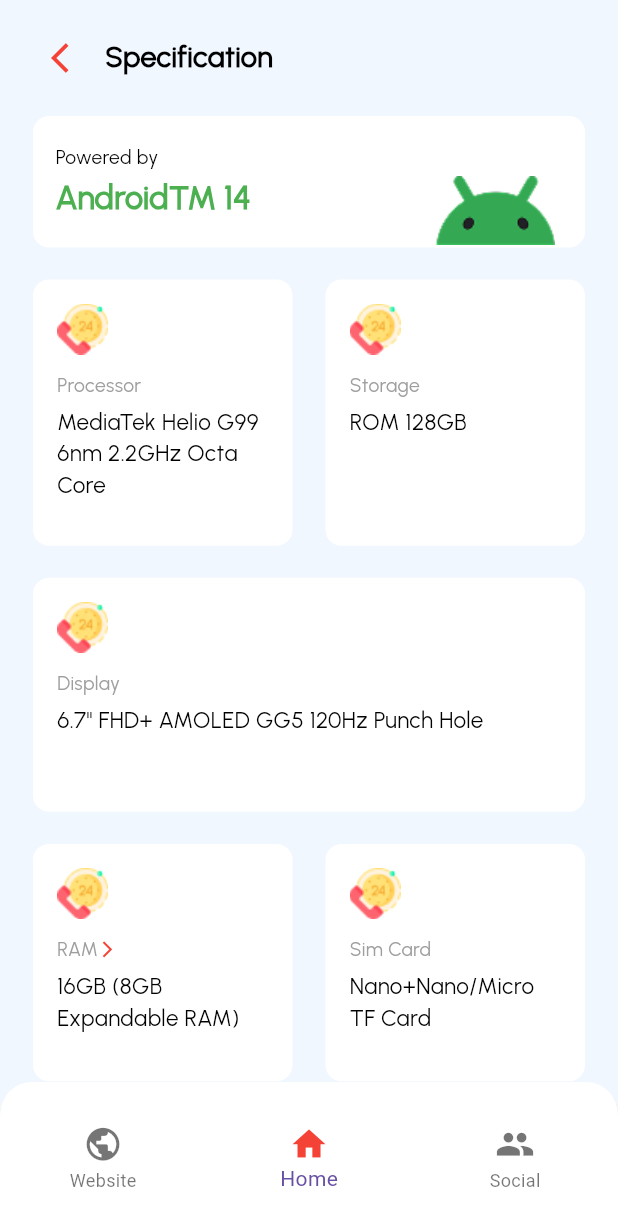
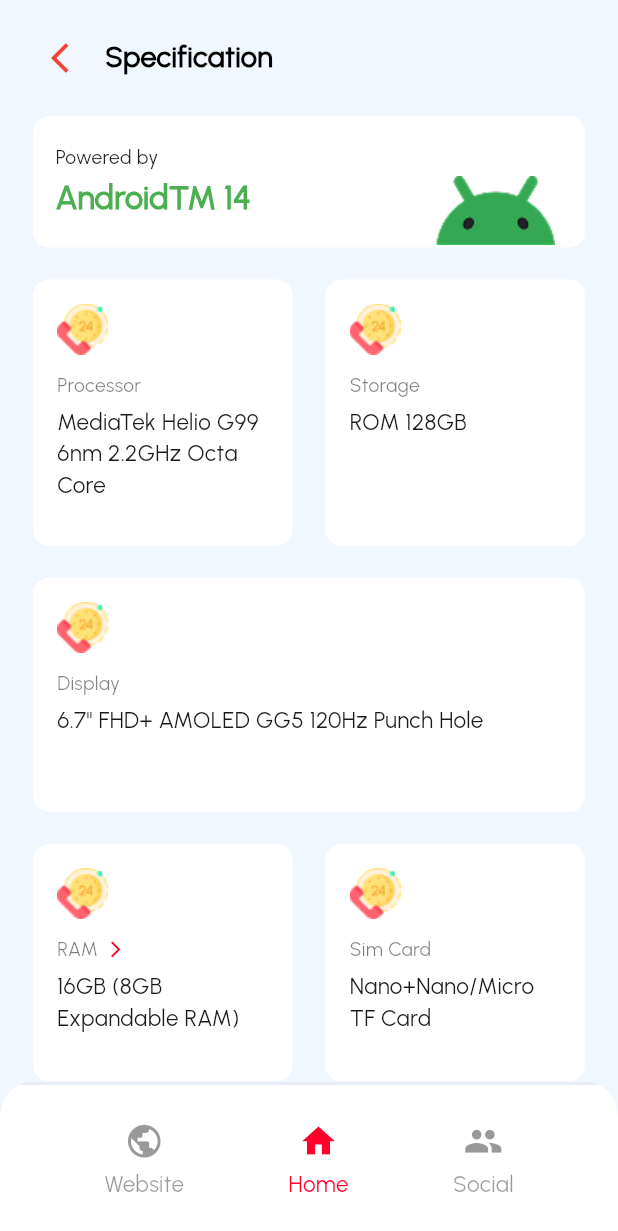
Before and after one commit to nahidhasannoyon/symphony_app, a Flutter app: the SpecificationPage screen opened by its route, on a phone screen of 412 x 824 dp. Shown: the top 1231 px of the screen. Run offline on Flutter 3.47's test engine with Material 3 defaults, Android fonts, the phone set to English and light mode, and no system bars; our stand-ins replace flutter_map, flutter_screenutil, get, latlong2.

Commit message:
feat: update widget styles and colors for improved UI consistency across specification and home modules

```diff
--- a/lib/app/core/constants/colors.dart
+++ b/lib/app/core/constants/colors.dart
@@ -27,12 +27,24 @@
   static const Color cardBgB = Color(0xFF1F2022);
   static Color cardBgRThick = const Color(0xFFE22727).withOpacity(0.8);
   static Color cardBgRThin = const Color(0xFFD92525).withOpacity(0);
+  static Color cardBorder = const Color(0xFF4671FC).withOpacity(0.2);
+
+  /* ------------------------------- Navigation Bar Colors ------------------------------ */
+  static Color navBarBg = const Color(0xFFFFFFFF);
+  static Color navBarBorder = const Color(0xFFE8EEF6);
+  static Color navBarShadow = const Color(0xFF000000).withOpacity(0.15);
+  static Color navBarIconG = const Color(0xFF000000).withOpacity(0.4);
+  static Color navBarIconR = const Color(0xFFFF002B);
+  static Color navBarTextG = const Color(0xFF000000).withOpacity(0.4);
+  static Color navBarTextR = const Color(0xFFFF002B);
 
   /* ------------------------------- Font Colors ------------------------------ */
   static const Color headingText = Color(0xFF000000);
   static const Color subHeadingTextB = Color(0xFF1A1A1A);
   static const Color subHeadingTextW = Color(0xFFFFFFFF);
-  static Color mutedText = const Color(0xFFFFFFFF).withOpacity(0.6);
+  static Color mutedTextW = const Color(0xFFFFFFFF).withOpacity(0.6);
+  static Color mutedTextB = const Color(0xFF000000).withOpacity(0.5);
+  static const Color bodyText = Color(0xFF1F2022);
 
   /* ------------------------------- Button Colors ------------------------------ */
   static const Color buttonBgW = Color(0xFFFFFFFF);
@@ -43,4 +55,5 @@
   static const Color iconB = Color(0xFF000000);
   static const Color iconW = Color(0xFFFFFFFF);
   static const Color iconR = Color(0xFFFF002B);
+  static Color iconG = const Color(0xFF000000).withOpacity(0.4);
 }
--- a/lib/app/core/widgets/bottom_nav_bar_widget.dart
+++ b/lib/app/core/widgets/bottom_nav_bar_widget.dart
@@ -1,5 +1,9 @@
 import 'package:flutter/material.dart';
 import 'package:flutter_screenutil/flutter_screenutil.dart';
+import 'package:get/get.dart';
+import 'package:symphony_app/app/core/constants/colors.dart';
+import 'package:symphony_app/app/core/widgets/cus_text_widget.dart';
+import 'package:symphony_app/app/routes/home_routes.dart';
 
 class BottomNavBarWidget extends StatelessWidget {
   const BottomNavBarWidget({
@@ -15,46 +19,93 @@
       ),
       child: Container(
         height: 96.h,
-        decoration: const BoxDecoration(
-          color: Colors.white,
+        decoration: BoxDecoration(
+          border: Border(
+            top: BorderSide(
+              color: AppColor.navBarBorder,
+              width: 2,
+            ),
+          ),
+          color: AppColor.navBarBg,
           boxShadow: [
             BoxShadow(
-              color: Colors.black12,
-              blurRadius: 1,
-              offset: Offset(0, 10),
+              color: AppColor.navBarShadow,
+              blurRadius: 15,
+              spreadRadius: 0,
+              offset: const Offset(0, -6),
             ),
           ],
         ),
-        child: BottomNavigationBar(
-          backgroundColor: Colors.white,
-          items: [
-            BottomNavigationBarItem(
-              icon: Icon(
+        child: Row(
+          mainAxisAlignment: MainAxisAlignment.spaceEvenly,
+          children: [
+            GestureDetector(
+              onTap: () {
+                // Navigation logic for Website
+              },
+              child: Column(
+                mainAxisAlignment: MainAxisAlignment.center,
+                children: [
+                  Icon(
                     Icons.public,
                     size: 24.w,
+                    color: AppColor.navBarIconG,
                   ),
-              label: 'Website',
+                  const SizedBox(height: 4),
+                  CustomTextWidget(
+                    text: 'Website',
+                    color: AppColor.navBarTextG,
+                    fontSize: 14.sp,
+                    fontWeight: FontWeight.w500,
                   ),
-            BottomNavigationBarItem(
-              icon: Icon(
+                ],
+              ),
+            ),
+            GestureDetector(
+              onTap: () {
+                Get.offAllNamed(HomeRoutes.home);
+              },
+              child: Column(
+                mainAxisAlignment: MainAxisAlignment.center,
+                children: [
+                  Icon(
                     Icons.home,
                     size: 24.w,
-                color: Colors.red,
+                    color: AppColor.navBarIconR,
                   ),
-              label: 'Home',
+                  const SizedBox(height: 4),
+                  CustomTextWidget(
+                    text: 'Home',
+                    color: AppColor.navBarTextR,
+                    fontSize: 14.sp,
+                    fontWeight: FontWeight.w500,
                   ),
-            BottomNavigationBarItem(
-              icon: Icon(
+                ],
+              ),
+            ),
+            GestureDetector(
+              onTap: () {
+                // Navigation logic for Social
+              },
+              child: Column(
+                mainAxisAlignment: MainAxisAlignment.center,
+                children: [
+                  Icon(
                     Icons.people,
                     size: 24.w,
+                    color: AppColor.navBarIconG,
                   ),
-              label: 'Social',
+                  const SizedBox(height: 4),
+                  CustomTextWidget(
+                    text: 'Social',
+                    color: AppColor.navBarTextG,
+                    fontSize: 14.sp,
+                    fontWeight: FontWeight.w500,
                   ),
                 ],
-          currentIndex: 1,
-          onTap: (index) {
-            // Add your navigation logic here.
-          },
+              ),
+            ),
+          ],
         ),
       ),
     );
--- a/lib/app/modules/check_support/check_support_page.dart
+++ b/lib/app/modules/check_support/check_support_page.dart
@@ -2,11 +2,10 @@
 import 'package:flutter_screenutil/flutter_screenutil.dart';
 import 'package:get/get.dart';
 import 'package:symphony_app/app/core/constants/assets.dart';
+import 'package:symphony_app/app/core/constants/colors.dart';
 import 'package:symphony_app/app/core/widgets/app_bar_widget.dart';
 import 'package:symphony_app/app/core/widgets/bottom_nav_bar_widget.dart';
 import 'package:symphony_app/app/core/widgets/cus_text_widget.dart';
-import 'package:symphony_app/app/routes/lso_query_routes.dart';
-import 'package:symphony_app/app/routes/service_center_routes.dart';
 import 'package:symphony_app/app/routes/specification_routes.dart';
 
 import 'check_support_controller.dart';
@@ -18,7 +17,7 @@
   Widget build(BuildContext context) {
     return SafeArea(
       child: Scaffold(
-        backgroundColor: const Color(0xFFF1F7FF),
+        backgroundColor: AppColor.bodyBg,
         body: Padding(
           padding: EdgeInsets.only(left: 20.w, right: 20.w, bottom: 20.h),
           child: Column(
@@ -47,11 +46,11 @@
                       child: Container(
                         padding: EdgeInsets.all(15.w),
                         decoration: BoxDecoration(
-                          color: Colors.white,
+                          color: AppColor.cardBgW,
                           borderRadius: BorderRadius.circular(20.r),
                           border: Border.all(
                             width: 1,
-                            color: const Color.fromARGB(62, 70, 112, 252),
+                            color: AppColor.cardBorder,
                           ),
                         ),
                         child: Column(
@@ -69,7 +68,7 @@
                               text: 'Book An Appointment',
                               fontSize: 16.sp,
                               fontWeight: FontWeight.w500,
-                              color: Colors.black,
+                              color: AppColor.subHeadingTextB,
                             ),
                           ],
                         ),
--- a/lib/app/modules/home/widgets/e_warranty_card_wid.dart
+++ b/lib/app/modules/home/widgets/e_warranty_card_wid.dart
@@ -57,13 +57,13 @@
                         text: 'Valid for 406 Days',
                         fontSize: 12.sp,
                         fontWeight: FontWeight.w400,
-                        color: AppColor.mutedText,
+                        color: AppColor.mutedTextW,
                       ),
                       CustomTextWidget(
                         text: 'Expiry Date: December 10, 2024',
                         fontSize: 12.sp,
                         fontWeight: FontWeight.w400,
-                        color: AppColor.mutedText,
+                        color: AppColor.mutedTextW,
                       ),
                     ],
                   ),
--- a/lib/app/modules/home/widgets/need_help_wid.dart
+++ b/lib/app/modules/home/widgets/need_help_wid.dart
@@ -55,7 +55,7 @@
             style: ElevatedButton.styleFrom(
               padding: EdgeInsets.symmetric(
                 horizontal: 16.w,
-                vertical: 8.h,
+                vertical: 10.h,
               ),
               shape: RoundedRectangleBorder(
                 borderRadius: BorderRadius.all(
--- a/lib/app/modules/specification/specification_page.dart
+++ b/lib/app/modules/specification/specification_page.dart
@@ -1,6 +1,7 @@
 import 'package:flutter/material.dart';
 import 'package:flutter_screenutil/flutter_screenutil.dart';
 import 'package:get/get.dart';
+import 'package:symphony_app/app/core/constants/colors.dart';
 import 'package:symphony_app/app/core/widgets/app_bar_widget.dart';
 import 'package:symphony_app/app/core/widgets/bottom_nav_bar_widget.dart';
 import 'package:symphony_app/app/modules/specification/widgets/battery_wid.dart';
@@ -23,7 +24,7 @@
   Widget build(BuildContext context) {
     return SafeArea(
       child: Scaffold(
-        backgroundColor: const Color(0xFFF1F7FF),
+        backgroundColor: AppColor.bodyBg,
         body: SingleChildScrollView(
           child: Padding(
             padding: EdgeInsets.symmetric(horizontal: 20.w, vertical: 10.h),
--- a/lib/app/modules/specification/widgets/battery_wid.dart
+++ b/lib/app/modules/specification/widgets/battery_wid.dart
@@ -2,6 +2,7 @@
 import 'package:flutter_screenutil/flutter_screenutil.dart';
 import 'package:get/get.dart';
 import 'package:symphony_app/app/core/constants/assets.dart';
+import 'package:symphony_app/app/core/constants/colors.dart';
 import 'package:symphony_app/app/core/widgets/cus_text_widget.dart';
 
 class BatteryWid extends StatelessWidget {
@@ -16,7 +17,7 @@
       height: 126.h,
       width: Get.width / 2 - 30.w,
       decoration: BoxDecoration(
-        color: Colors.white,
+        color: AppColor.cardBgW,
         borderRadius: BorderRadius.circular(10.r),
       ),
       child: Column(
@@ -33,13 +34,14 @@
             text: 'Battery',
             fontSize: 12.sp,
             fontWeight: FontWeight.w500,
-            color: Colors.grey,
+            color: AppColor.mutedTextB,
           ),
           SizedBox(height: 5.h),
           CustomTextWidget(
             text: '5000mAh',
             fontSize: 14.sp,
             fontWeight: FontWeight.w500,
+            color: AppColor.subHeadingTextB,
           ),
         ],
       ),
--- a/lib/app/modules/specification/widgets/camera_wid.dart
+++ b/lib/app/modules/specification/widgets/camera_wid.dart
@@ -1,6 +1,7 @@
 import 'package:flutter/material.dart';
 import 'package:flutter_screenutil/flutter_screenutil.dart';
 import 'package:symphony_app/app/core/constants/assets.dart';
+import 'package:symphony_app/app/core/constants/colors.dart';
 import 'package:symphony_app/app/core/widgets/cus_text_widget.dart';
 
 class CameraWid extends StatelessWidget {
@@ -15,7 +16,7 @@
       height: 146.h,
       width: double.infinity,
       decoration: BoxDecoration(
-        color: Colors.white,
+        color: AppColor.cardBgW,
         borderRadius: BorderRadius.circular(10.r),
       ),
       child: Column(
@@ -32,7 +33,7 @@
             text: 'Camera',
             fontSize: 12.sp,
             fontWeight: FontWeight.w500,
-            color: Colors.grey,
+            color: AppColor.mutedTextB,
           ),
           SizedBox(height: 5.h),
           CustomTextWidget(
@@ -40,6 +41,7 @@
                 '64MP + 2MP Macro Rear & 32MP Super Selfie with Display Flash',
             fontSize: 14.sp,
             fontWeight: FontWeight.w500,
+            color: AppColor.subHeadingTextB,
           ),
         ],
       ),
--- a/lib/app/modules/specification/widgets/device_sensors_wid.dart
+++ b/lib/app/modules/specification/widgets/device_sensors_wid.dart
@@ -1,6 +1,7 @@
 import 'package:flutter/material.dart';
 import 'package:flutter_screenutil/flutter_screenutil.dart';
 import 'package:symphony_app/app/core/constants/assets.dart';
+import 'package:symphony_app/app/core/constants/colors.dart';
 import 'package:symphony_app/app/core/widgets/cus_text_widget.dart';
 
 class DeviceSensorsWid extends StatelessWidget {
@@ -15,7 +16,7 @@
       height: 146.h,
       width: double.infinity,
       decoration: BoxDecoration(
-        color: Colors.white,
+        color: AppColor.cardBgW,
         borderRadius: BorderRadius.circular(10.r),
       ),
       child: Column(
@@ -32,7 +33,7 @@
             text: 'Device Sensors',
             fontSize: 12.sp,
             fontWeight: FontWeight.w500,
-            color: Colors.grey,
+            color: AppColor.mutedTextB,
           ),
           SizedBox(height: 5.h),
           CustomTextWidget(
@@ -40,6 +41,7 @@
                 'Fingerprint, Proximity, Light, Gravity, Magnetic, Gyro Sensor',
             fontSize: 14.sp,
             fontWeight: FontWeight.w500,
+            color: AppColor.subHeadingTextB,
           ),
         ],
       ),
--- a/lib/app/modules/specification/widgets/display_wid.dart
+++ b/lib/app/modules/specification/widgets/display_wid.dart
@@ -1,6 +1,7 @@
 import 'package:flutter/material.dart';
 import 'package:flutter_screenutil/flutter_screenutil.dart';
 import 'package:symphony_app/app/core/constants/assets.dart';
+import 'package:symphony_app/app/core/constants/colors.dart';
 import 'package:symphony_app/app/core/widgets/cus_text_widget.dart';
 
 class DisplayWid extends StatelessWidget {
@@ -15,7 +16,7 @@
       height: 146.h,
       width: double.infinity,
       decoration: BoxDecoration(
-        color: Colors.white,
+        color: AppColor.cardBgW,
         borderRadius: BorderRadius.circular(10.r),
       ),
       child: Column(
@@ -32,13 +33,14 @@
             text: 'Display',
             fontSize: 12.sp,
             fontWeight: FontWeight.w500,
-            color: Colors.grey,
+            color: AppColor.mutedTextB,
           ),
           SizedBox(height: 5.h),
           CustomTextWidget(
             text: '6.7" FHD+ AMOLED GG5 120Hz Punch Hole ',
             fontSize: 14.sp,
             fontWeight: FontWeight.w500,
+            color: AppColor.subHeadingTextB,
           ),
         ],
       ),
--- a/lib/app/modules/specification/widgets/network_wid.dart
+++ b/lib/app/modules/specification/widgets/network_wid.dart
@@ -2,6 +2,7 @@
 import 'package:flutter_screenutil/flutter_screenutil.dart';
 import 'package:get/get.dart';
 import 'package:symphony_app/app/core/constants/assets.dart';
+import 'package:symphony_app/app/core/constants/colors.dart';
 import 'package:symphony_app/app/core/widgets/cus_text_widget.dart';
 
 class NetworkWid extends StatelessWidget {
@@ -16,7 +17,7 @@
       height: 126.h,
       width: Get.width / 2 - 30.w,
       decoration: BoxDecoration(
-        color: Colors.white,
+        color: AppColor.cardBgW,
         borderRadius: BorderRadius.circular(10.r),
       ),
       child: Column(
@@ -33,13 +34,14 @@
             text: 'Network',
             fontSize: 12.sp,
             fontWeight: FontWeight.w500,
-            color: Colors.grey,
+            color: AppColor.mutedTextB,
           ),
           SizedBox(height: 5.h),
           CustomTextWidget(
             text: '4G, 3G, 2G',
             fontSize: 14.sp,
             fontWeight: FontWeight.w500,
+            color: AppColor.subHeadingTextB,
           ),
         ],
       ),
--- a/lib/app/modules/specification/widgets/powered_by_wid.dart
+++ b/lib/app/modules/specification/widgets/powered_by_wid.dart
@@ -1,6 +1,7 @@
 import 'package:flutter/material.dart';
 import 'package:flutter_screenutil/flutter_screenutil.dart';
 import 'package:symphony_app/app/core/constants/assets.dart';
+import 'package:symphony_app/app/core/constants/colors.dart';
 import 'package:symphony_app/app/core/widgets/cus_text_widget.dart';
 
 class PoweredByWid extends StatelessWidget {
@@ -14,7 +15,7 @@
       height: 82.h,
       width: double.infinity,
       decoration: BoxDecoration(
-        color: Colors.white,
+        color: AppColor.cardBgW,
         borderRadius: BorderRadius.circular(10.r),
       ),
       child: Row(
@@ -29,6 +30,7 @@
                 CustomTextWidget(
                   text: 'Powered by',
                   fontSize: 12.sp,
+                  color: AppColor.bodyText,
                   fontWeight: FontWeight.w500,
                 ),
                 CustomTextWidget(
--- a/lib/app/modules/specification/widgets/processor_wid.dart
+++ b/lib/app/modules/specification/widgets/processor_wid.dart
@@ -2,6 +2,7 @@
 import 'package:flutter_screenutil/flutter_screenutil.dart';
 import 'package:get/get.dart';
 import 'package:symphony_app/app/core/constants/assets.dart';
+import 'package:symphony_app/app/core/constants/colors.dart';
 import 'package:symphony_app/app/core/widgets/cus_text_widget.dart';
 
 class ProcessorWid extends StatelessWidget {
@@ -16,7 +17,7 @@
       height: 166.h,
       width: Get.width / 2 - 30.w,
       decoration: BoxDecoration(
-        color: Colors.white,
+        color: AppColor.cardBgW,
         borderRadius: BorderRadius.circular(10.r),
       ),
       child: Column(
@@ -33,13 +34,14 @@
             text: 'Processor',
             fontSize: 12.sp,
             fontWeight: FontWeight.w500,
-            color: Colors.grey,
+            color: AppColor.mutedTextB,
           ),
           SizedBox(height: 5.h),
           CustomTextWidget(
             text: 'MediaTek Helio G99 6nm 2.2GHz Octa Core',
             fontSize: 14.sp,
             fontWeight: FontWeight.w500,
+            color: AppColor.subHeadingTextB,
           ),
         ],
       ),
--- a/lib/app/modules/specification/widgets/ram_wid.dart
+++ b/lib/app/modules/specification/widgets/ram_wid.dart
@@ -2,6 +2,7 @@
 import 'package:flutter_screenutil/flutter_screenutil.dart';
 import 'package:get/get.dart';
 import 'package:symphony_app/app/core/constants/assets.dart';
+import 'package:symphony_app/app/core/constants/colors.dart';
 import 'package:symphony_app/app/core/widgets/cus_text_widget.dart';
 
 class RamWid extends StatelessWidget {
@@ -16,7 +17,7 @@
       height: 148.h,
       width: Get.width / 2 - 30.w,
       decoration: BoxDecoration(
-        color: Colors.white,
+        color: AppColor.cardBgW,
         borderRadius: BorderRadius.circular(10.r),
       ),
       child: Column(
@@ -35,12 +36,13 @@
                 text: 'RAM',
                 fontSize: 12.sp,
                 fontWeight: FontWeight.w500,
-                color: Colors.grey,
+                color: AppColor.mutedTextB,
               ),
+              SizedBox(width: 5.w),
               Icon(
                 Icons.arrow_forward_ios_outlined,
                 size: 12.r,
-                color: Colors.red,
+                color: AppColor.iconR,
               ),
             ],
           ),
@@ -49,6 +51,7 @@
             text: '16GB (8GB Expandable RAM)',
             fontSize: 14.sp,
             fontWeight: FontWeight.w500,
+            color: AppColor.subHeadingTextB,
           ),
         ],
       ),
--- a/lib/app/modules/specification/widgets/sim_card_wid.dart
+++ b/lib/app/modules/specification/widgets/sim_card_wid.dart
@@ -2,6 +2,7 @@
 import 'package:flutter_screenutil/flutter_screenutil.dart';
 import 'package:get/get.dart';
 import 'package:symphony_app/app/core/constants/assets.dart';
+import 'package:symphony_app/app/core/constants/colors.dart';
 import 'package:symphony_app/app/core/widgets/cus_text_widget.dart';
 
 class SimCardWid extends StatelessWidget {
@@ -16,7 +17,7 @@
       height: 148.h,
       width: Get.width / 2 - 30.w,
       decoration: BoxDecoration(
-        color: Colors.white,
+        color: AppColor.cardBgW,
         borderRadius: BorderRadius.circular(10.r),
       ),
       child: Column(
@@ -33,13 +34,14 @@
             text: 'Sim Card',
             fontSize: 12.sp,
             fontWeight: FontWeight.w500,
-            color: Colors.grey,
+            color: AppColor.mutedTextB,
           ),
           SizedBox(height: 5.h),
           CustomTextWidget(
             text: 'Nano+Nano/Micro TF Card',
             fontSize: 14.sp,
             fontWeight: FontWeight.w500,
+            color: AppColor.subHeadingTextB,
           ),
         ],
       ),
--- a/lib/app/modules/specification/widgets/storage_wid.dart
+++ b/lib/app/modules/specification/widgets/storage_wid.dart
@@ -2,6 +2,7 @@
 import 'package:flutter_screenutil/flutter_screenutil.dart';
 import 'package:get/get.dart';
 import 'package:symphony_app/app/core/constants/assets.dart';
+import 'package:symphony_app/app/core/constants/colors.dart';
 import 'package:symphony_app/app/core/widgets/cus_text_widget.dart';
 
 class StorageWid extends StatelessWidget {
@@ -16,7 +17,7 @@
       height: 166.h,
       width: Get.width / 2 - 30.w,
       decoration: BoxDecoration(
-        color: Colors.white,
+        color: AppColor.cardBgW,
         borderRadius: BorderRadius.circular(10.r),
       ),
       child: Column(
@@ -33,13 +34,14 @@
             text: 'Storage',
             fontSize: 12.sp,
             fontWeight: FontWeight.w500,
-            color: Colors.grey,
+            color: AppColor.mutedTextB,
           ),
           SizedBox(height: 5.h),
           CustomTextWidget(
             text: 'ROM 128GB',
             fontSize: 14.sp,
             fontWeight: FontWeight.w500,
+            color: AppColor.subHeadingTextB,
           ),
         ],
       ),
```
Lines whose indentation alone changed are shown as unchanged.
